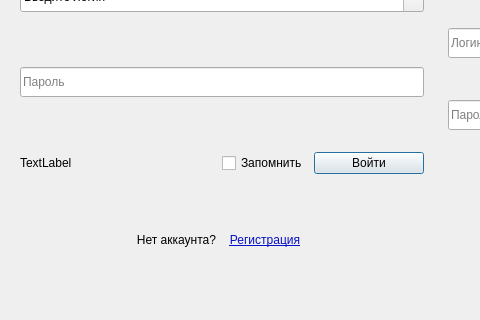
Old version of the form pussygram/initialization.ui in the repository P1P0P/qt_pussygram; both pictures show x 0 to 480 and y 242 to 562 of the 901 by 562 pixel window.
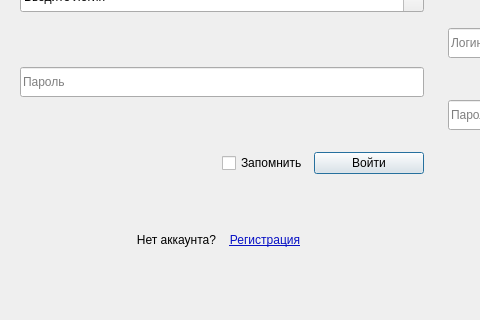
New version of the form.

```diff
--- a/pussygram/initialization.ui
+++ b/pussygram/initialization.ui
@@ -17,7 +17,7 @@
       <item row="3" column="0" colspan="2">
        <widget class="QLabel" name="error_label">
         <property name="text">
-         <string>TextLabel</string>
+         <string/>
         </property>
        </widget>
       </item>
```
